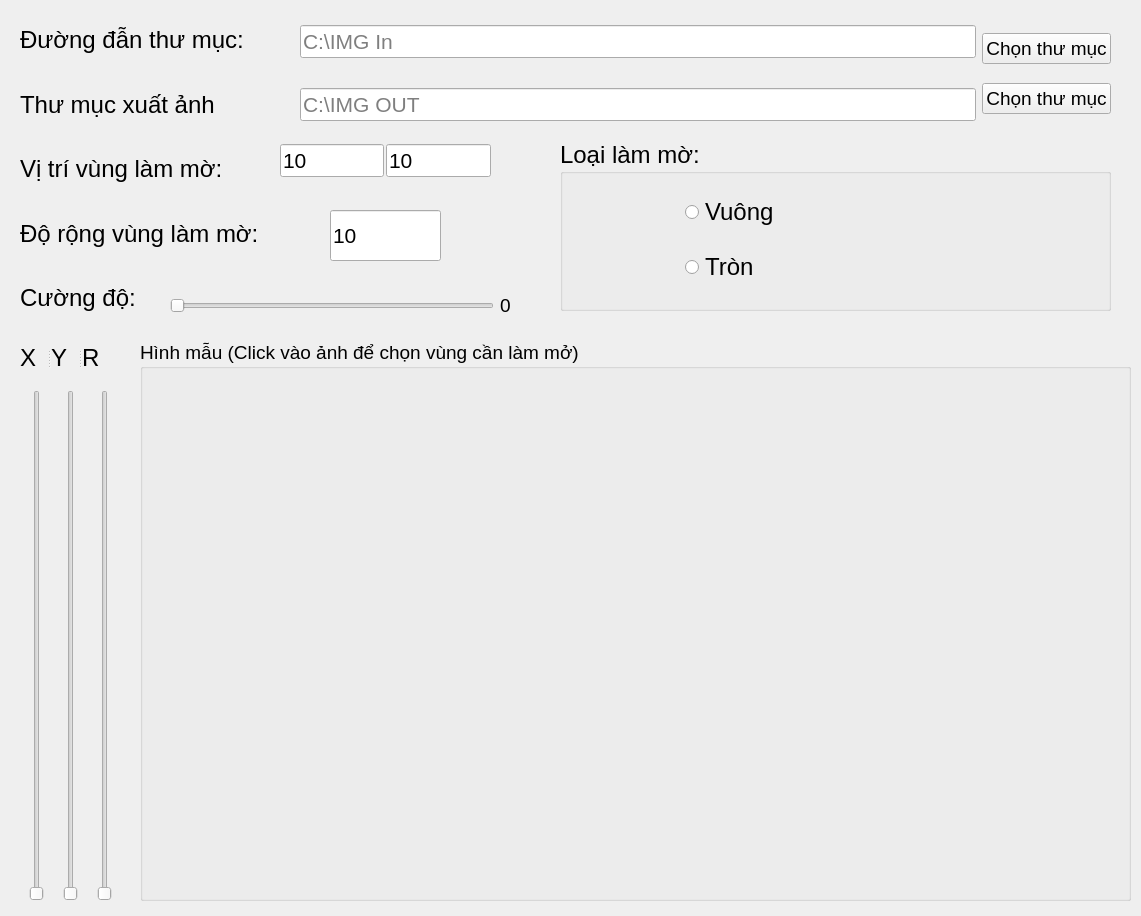
duyvo26/Xy-Ly-Anh-Thay-Khoi-Lam-Mo-Anh-Python, file main.ui: the form before one commit.
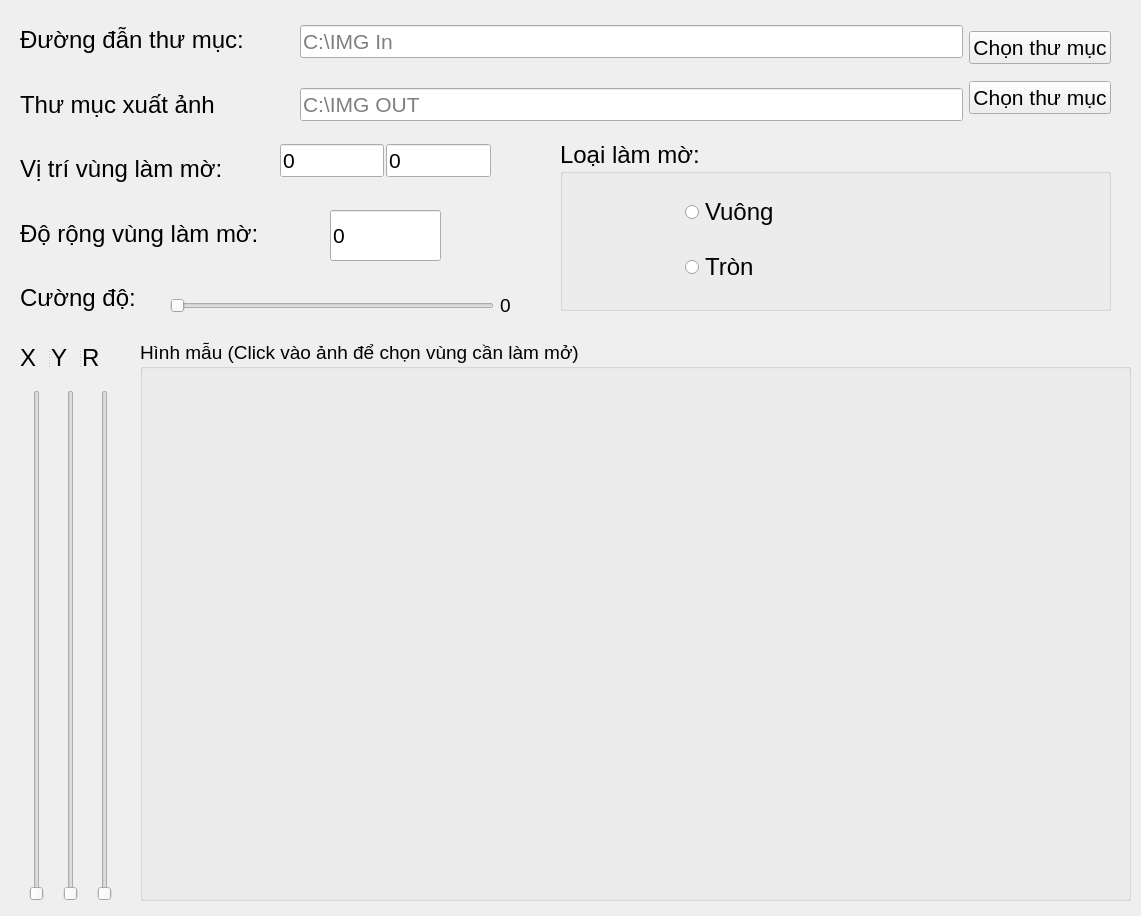
The form after the commit.

Patch:
```diff
--- a/main.ui
+++ b/main.ui
@@ -29,7 +29,7 @@
      </font>
     </property>
     <property name="text">
-     <string>10</string>
+     <string>0</string>
     </property>
     <property name="placeholderText">
      <string>100</string>
@@ -316,7 +316,7 @@
         </font>
        </property>
        <property name="text">
-        <string>10</string>
+        <string>0</string>
        </property>
        <property name="placeholderText">
         <string>X</string>
@@ -331,7 +331,7 @@
         </font>
        </property>
        <property name="text">
-        <string>10</string>
+        <string>0</string>
        </property>
        <property name="echoMode">
         <enum>QLineEdit::Normal</enum>
@@ -444,7 +444,7 @@
         <widget class="QPushButton" name="btn_in">
          <property name="font">
           <font>
-           <pointsize>14</pointsize>
+           <pointsize>16</pointsize>
           </font>
          </property>
          <property name="text">
@@ -456,7 +456,7 @@
         <widget class="QPushButton" name="btn_out">
          <property name="font">
           <font>
-           <pointsize>14</pointsize>
+           <pointsize>16</pointsize>
           </font>
          </property>
          <property name="text">
```
